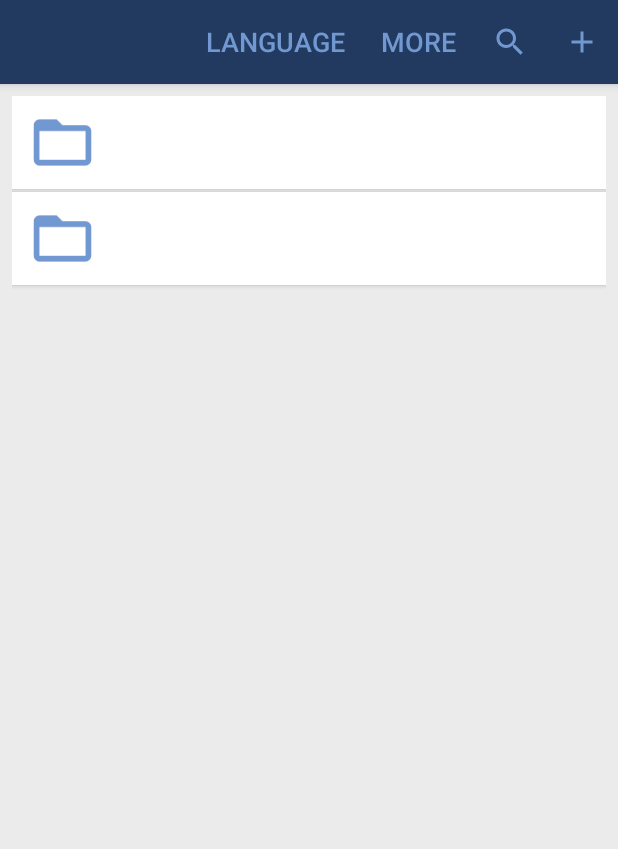
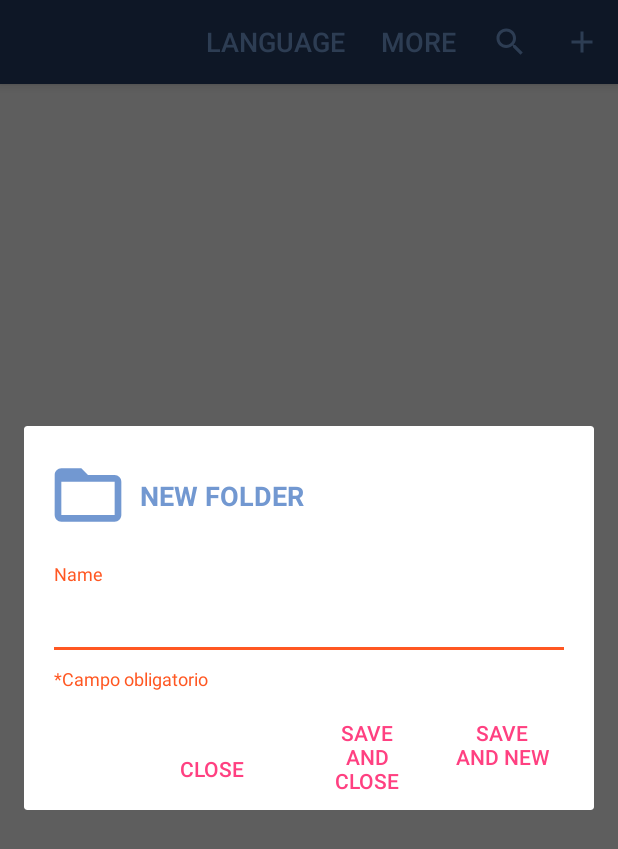
Before and after one commit to cesarpazguzman/auto_learning_words_apk, an Android app: the fragment folder_dialog placed in its activity, after a tap on "SAVE AND CLOSE", on a phone screen of 412 x 824 dp. Shown: the top 849 px of the screen. Run offline under Robolectric (Android 15) with nearby library versions, the phone set to English and light mode, and no system bars; our stand-ins replace ButterKnife; 1 other tap on this screen came first.

Commit message:
Mejoras, correcciones y dialogs warning añadidos

```diff
--- a/src/main/java/com/personales/proyectos/autolearningwords/Dialogs/folder_dialog.java
+++ b/src/main/java/com/personales/proyectos/autolearningwords/Dialogs/folder_dialog.java
@@ -2,6 +2,7 @@ package com.personales.proyectos.autolearningwords.Dialogs;
 
 import android.os.Bundle;
 import android.support.annotation.Nullable;
+import android.support.design.widget.TextInputLayout;
 import android.support.v4.app.DialogFragment;
 import android.view.Gravity;
 import android.view.LayoutInflater;
@@ -25,6 +26,8 @@ public class folder_dialog extends DialogFragment {
     @BindView(R.id.bt_save_close) Button bt_save_close;
     @BindView(R.id.bt_save_new) Button bt_save_new;
     @BindView(R.id.bt_close_item) Button bt_close_item;
+    @BindView(R.id.til_folder_name)
+    TextInputLayout til_folder_name;
 
     //true if item is being modified, false if item is being created
     private boolean new_folder = true;
@@ -106,6 +109,10 @@ public class folder_dialog extends DialogFragment {
     }
 
     private void save(boolean open_again){
+        if(et_folder_name== null || et_folder_name.getText().toString().equals("")){
+            til_folder_name.setError("*Campo obligatorio");
+            return;
+        }
         FolderDialogListener listener = (FolderDialogListener) getActivity();
         if(new_folder){
             listener.onSaveFolderDialog(et_folder_name.getText().toString(), open_again, -1);
--- a/src/main/java/com/personales/proyectos/autolearningwords/Dialogs/folders_dialog_simple.java
+++ b/src/main/java/com/personales/proyectos/autolearningwords/Dialogs/folders_dialog_simple.java
@@ -82,6 +82,9 @@ public class folders_dialog_simple extends DialogFragment {
         list_folders.setChoiceMode(ListView.CHOICE_MODE_SINGLE);
         list_folders.setOnItemClickListener(list_folders_listener());
 
+        bt_close.setEnabled(false);
+        bt_move.setEnabled(false);
+
         bt_close.setOnClickListener(new View.OnClickListener() {
             @Override
             public void onClick(View view) {
--- a/src/main/res/layout/dialog_folder.xml
+++ b/src/main/res/layout/dialog_folder.xml
@@ -27,25 +27,31 @@
         android:textColor="@color/toolbar_text_color"
         android:textSize="18sp"
         android:textStyle="bold"
-        app:layout_constraintBottom_toTopOf="@+id/et_folder_name"
+        app:layout_constraintBottom_toTopOf="@+id/til_folder_name"
         app:layout_constraintStart_toEndOf="@+id/icon_item_dialog"
         app:layout_constraintTop_toTopOf="parent" />
 
-    <EditText
-        android:id="@+id/et_folder_name"
+    <android.support.design.widget.TextInputLayout
+        android:id="@+id/til_folder_name"
         android:layout_width="match_parent"
         android:layout_height="wrap_content"
         android:layout_marginEnd="16dp"
         android:layout_marginStart="16dp"
         android:layout_marginTop="16dp"
-        android:hint="@string/name"
-        android:inputType="textCapSentences|textMultiLine"
-        android:maxLines="1"
-        android:textSize="24sp"
+        app:errorEnabled="true"
         app:layout_constraintEnd_toEndOf="parent"
         app:layout_constraintHorizontal_bias="0.0"
         app:layout_constraintStart_toStartOf="parent"
-        app:layout_constraintTop_toBottomOf="@+id/icon_item_dialog" />
+        app:layout_constraintTop_toBottomOf="@+id/icon_item_dialog">
+        <EditText
+            android:id="@+id/et_folder_name"
+            android:layout_width="match_parent"
+            android:layout_height="wrap_content"
+            android:hint="@string/name"
+            android:inputType="textCapSentences|textMultiLine"
+            android:maxLines="1"
+            android:textSize="24sp" />
+    </android.support.design.widget.TextInputLayout>
 
     <Button
         android:id="@+id/bt_save_new"
@@ -58,7 +64,7 @@
         android:theme="@style/PrimaryFlatButton"
         app:layout_constraintBottom_toBottomOf="parent"
         app:layout_constraintEnd_toEndOf="parent"
-        app:layout_constraintTop_toBottomOf="@+id/et_folder_name"
+        app:layout_constraintTop_toBottomOf="@+id/til_folder_name"
         app:layout_constraintVertical_bias="0.0" />
 
     <Button
--- a/src/main/res/layout/dialog_test.xml
+++ b/src/main/res/layout/dialog_test.xml
@@ -67,7 +67,6 @@
         app:layout_constraintHorizontal_bias="0.71"
         app:layout_constraintStart_toStartOf="parent"
         app:layout_constraintTop_toBottomOf="@+id/test_examples"
-        app:layout_constraintVertical_bias="0.0"
         app:srcCompat="@drawable/ic_done_black_24dp" />
 
     <ImageButton
@@ -77,6 +76,7 @@
         android:layout_marginBottom="24dp"
         android:layout_marginEnd="16dp"
         android:layout_marginStart="8dp"
+        android:layout_marginTop="32dp"
         android:backgroundTint="?attr/colorError"
         android:visibility="visible"
         app:layout_constraintBottom_toBottomOf="parent"
@@ -93,7 +93,6 @@
         android:layout_marginBottom="16dp"
         android:layout_marginEnd="16dp"
         android:layout_marginStart="32dp"
-        android:layout_marginTop="24dp"
         android:inputType="textMultiLine"
         android:visibility="visible"
         app:layout_constraintBottom_toTopOf="@+id/correct_button"
@@ -101,8 +100,7 @@
         app:layout_constraintHorizontal_bias="0.1"
         app:layout_constraintStart_toStartOf="parent"
         app:layout_constraintTop_toBottomOf="@+id/test_traduccion"
-        app:layout_constraintVertical_bias="0.0"
-        app:layout_constraintVertical_chainStyle="spread_inside" />
+        app:layout_constraintVertical_bias="0.0" />
 
     <ImageView
         android:id="@+id/imageView"
--- a/src/main/res/menu/menu_more.xml
+++ b/src/main/res/menu/menu_more.xml
@@ -5,34 +5,29 @@
     <item
         android:id="@+id/test"
         app:showAsAction="always"
-        android:title="Hacer test"
+        android:title="@string/do_test_menu"
         android:visible="true" />
 
     <item
-        android:id="@+id/settings"
-        app:showAsAction="always"
-        android:title="Idioma"
-        android:visible="true" />
-    <item
         android:id="@+id/export_data"
         app:showAsAction="always"
-        android:title="Exportar base de datos"
+        android:title="@string/export_data_menu"
         android:visible="true" />
 
     <item
         android:id="@+id/import_data"
         app:showAsAction="always"
-        android:title="Importar base de datos"
+        android:title="@string/import_data_menu"
         android:visible="true" />
 
     <item
         android:id="@+id/contact"
         app:showAsAction="always"
-        android:title="Contacto"
+        android:title="@string/contact_menu"
         android:visible="true"/>
     <item
         android:id="@+id/help"
         app:showAsAction="always"
-        android:title="Ayuda"
+        android:title="@string/help_menu"
         android:visible="true" />
 </menu>
--- a/src/main/res/values/strings.xml
+++ b/src/main/res/values/strings.xml
@@ -50,4 +50,9 @@
     <string name="select_min">Select</string>
     <string name="remove_min">Remove</string>
 
+    <string name="do_test_menu">Do test</string>
+    <string name="help_menu">Help</string>
+    <string name="contact_menu">Contact</string>
+    <string name="export_data_menu">Export database</string>
+    <string name="import_data_menu">Import database</string>
 </resources>
```
Also changed, not shown: src/main/java/com/personales/proyectos/autolearningwords/Dialogs/create_language_dialog.java (+8 -0 lines), src/main/java/com/personales/proyectos/autolearningwords/Dialogs/delete_dialog.java (deleted, +0 -8 lines), src/main/java/com/personales/proyectos/autolearningwords/Dialogs/dialog_warning.java (added, +39 -0 lines), src/main/java/com/personales/proyectos/autolearningwords/Dialogs/folders_dialog_multiple.java (+12 -2 lines), src/main/java/com/personales/proyectos/autolearningwords/Dialogs/item_dialog.java (+7 -1 lines), src/main/java/com/personales/proyectos/autolearningwords/Dialogs/test_dialog.java (+32 -0 lines), src/main/java/com/personales/proyectos/autolearningwords/MainActivity.java (+33 -5 lines), src/main/res/layout/create_language_dialog.xml (+15 -8 lines), src/main/res/layout/dialog_item.xml (+31 -16 lines), 1 other file.
